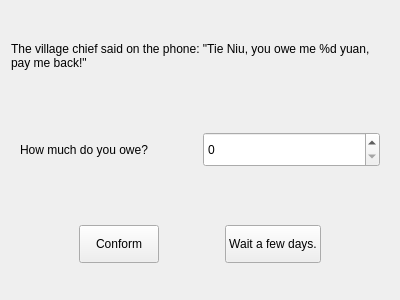
Before: the Qt Designer form form/pay_debt.ui in soda92/beijing_fushengji_rewrite, drawn with Qt 5.
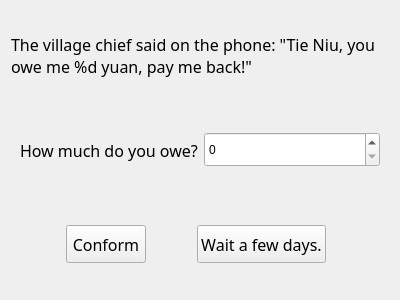
After: the same form once the commit is applied.

Diff of the .ui file:
```diff
--- a/form/pay_debt.ui
+++ b/form/pay_debt.ui
@@ -13,6 +13,11 @@
   <property name="windowTitle">
    <string>Pay back the village chief</string>
   </property>
+  <property name="styleSheet">
+   <string notr="true">QLabel, QPushButton, QTextBrowser, QGroupBox, QTextEdit {
+                font: 12pt MiSans;
+            }</string>
+  </property>
   <layout class="QVBoxLayout" name="verticalLayout">
    <item>
     <widget class="QLabel" name="label">
```
